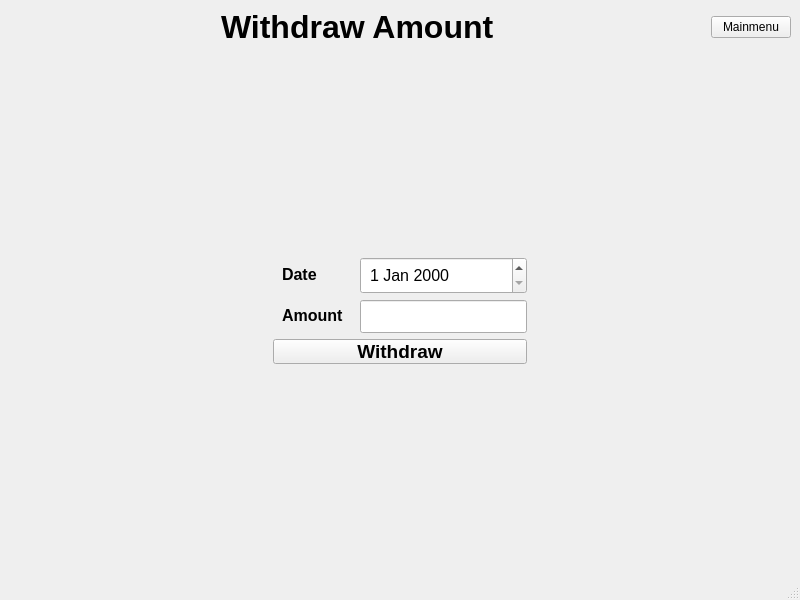
iamroHit12/BankMangement, file withdraw.ui: the form before one commit.
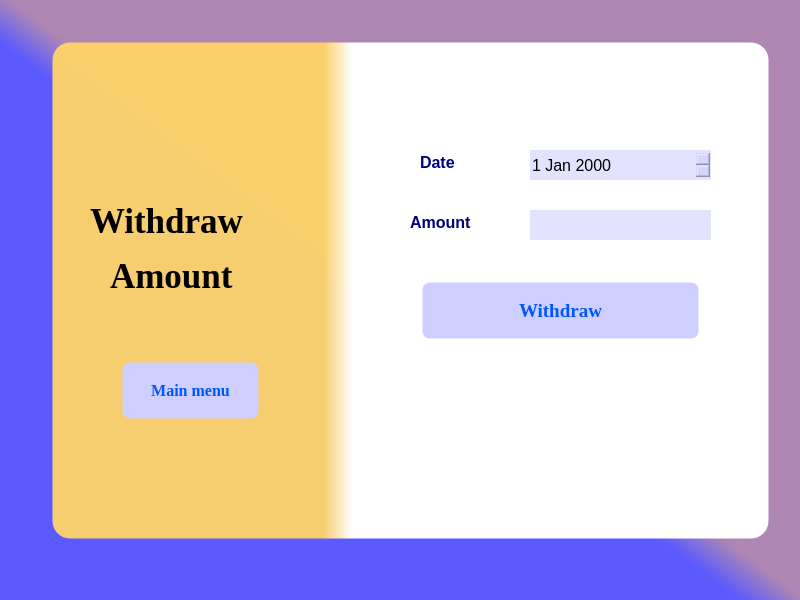
The form after the commit.

```diff
--- a/withdraw.ui
+++ b/withdraw.ui
@@ -13,119 +13,144 @@
   <property name="windowTitle">
    <string>MainWindow</string>
   </property>
+  <property name="styleSheet">
+   <string notr="true">background-color: qlineargradient(spread:pad, x1:0.433199, y1:0.506, x2:0.502, y2:0.437591, stop:0 rgba(90, 90, 255, 255), stop:0.606965 rgba(174, 135, 179, 255));</string>
+  </property>
   <widget class="QWidget" name="centralwidget">
-   <layout class="QVBoxLayout" name="verticalLayout_5">
-    <item>
-     <layout class="QHBoxLayout" name="horizontalLayout_3">
-      <item>
-       <spacer name="horizontalSpacer_4">
-        <property name="orientation">
-         <enum>Qt::Horizontal</enum>
-        </property>
-        <property name="sizeHint" stdset="0">
-         <size>
-          <width>40</width>
-          <height>20</height>
-         </size>
-        </property>
-       </spacer>
-      </item>
-      <item>
-       <widget class="QLabel" name="label">
-        <property name="font">
-         <font>
-          <pointsize>24</pointsize>
-          <weight>75</weight>
-          <bold>true</bold>
-         </font>
-        </property>
-        <property name="text">
-         <string>Withdraw Amount</string>
-        </property>
-       </widget>
-      </item>
-      <item>
-       <spacer name="horizontalSpacer_3">
-        <property name="orientation">
-         <enum>Qt::Horizontal</enum>
-        </property>
-        <property name="sizeHint" stdset="0">
-         <size>
-          <width>40</width>
-          <height>20</height>
-         </size>
-        </property>
-       </spacer>
-      </item>
-      <item>
-       <widget class="QPushButton" name="pushButton">
-        <property name="text">
-         <string>Mainmenu</string>
-        </property>
-       </widget>
-      </item>
-     </layout>
-    </item>
-    <item>
-     <spacer name="verticalSpacer">
-      <property name="orientation">
-       <enum>Qt::Vertical</enum>
-      </property>
-      <property name="sizeHint" stdset="0">
-       <size>
-        <width>20</width>
-        <height>171</height>
-       </size>
-      </property>
-     </spacer>
-    </item>
-    <item>
-     <widget class="QWidget" name="widget" native="true">
+   <widget class="QFrame" name="frame">
+    <property name="geometry">
+     <rect>
+      <x>50</x>
+      <y>40</y>
+      <width>721</width>
+      <height>501</height>
+     </rect>
+    </property>
       <property name="styleSheet">
-       <string notr="true">padding:200px;</string>
-      </property>
-      <layout class="QVBoxLayout" name="verticalLayout_4">
-       <item>
-        <layout class="QHBoxLayout" name="horizontalLayout_4">
-         <item>
-          <spacer name="horizontalSpacer">
-           <property name="orientation">
-            <enum>Qt::Horizontal</enum>
-           </property>
-           <property name="sizeHint" stdset="0">
-            <size>
-             <width>40</width>
-             <height>20</height>
-            </size>
-           </property>
-          </spacer>
-         </item>
-         <item>
-          <layout class="QVBoxLayout" name="verticalLayout_3">
-           <item>
-            <layout class="QHBoxLayout" name="horizontalLayout">
-             <item>
-              <layout class="QVBoxLayout" name="verticalLayout">
-               <item>
-                <widget class="QLabel" name="label_4">
-                 <property name="font">
-                  <font>
-                   <pointsize>12</pointsize>
-                   <weight>75</weight>
-                   <bold>true</bold>
-                  </font>
-                 </property>
-                 <property name="styleSheet">
-                  <string notr="true">padding:5px;
+     <string notr="true">border-width:5px;
+background-color: qlineargradient(spread:pad, x1:0.379124, y1:0.552, x2:0.418294, y2:0.552, stop:0 rgba(255, 213, 104, 241), stop:1 rgba(255, 255, 255, 255));
+border-style:solid;
+border-color:rgb(0,0,0,0);
+border-radius:20px;
 </string>
                  </property>
+    <property name="frameShape">
+     <enum>QFrame::StyledPanel</enum>
+    </property>
+    <property name="frameShadow">
+     <enum>QFrame::Raised</enum>
+    </property>
+    <widget class="QPushButton" name="pushButton">
+     <property name="geometry">
+      <rect>
+       <x>70</x>
+       <y>320</y>
+       <width>141</width>
+       <height>61</height>
+      </rect>
+     </property>
+     <property name="font">
+      <font>
+       <family>Times New Roman</family>
+       <pointsize>12</pointsize>
+       <weight>75</weight>
+       <bold>true</bold>
+      </font>
+     </property>
+     <property name="styleSheet">
+      <string notr="true">background-color: rgb(207, 207, 255);
+color: rgb(0, 85, 255);
+border-radius:10px;</string>
+     </property>
+     <property name="text">
+      <string>Main menu</string>
+     </property>
+    </widget>
+    <widget class="QLabel" name="label">
+     <property name="geometry">
+      <rect>
+       <x>40</x>
+       <y>140</y>
+       <width>221</width>
+       <height>81</height>
+      </rect>
+     </property>
+     <property name="font">
+      <font>
+       <family>Times New Roman</family>
+       <pointsize>26</pointsize>
+       <weight>75</weight>
+       <bold>true</bold>
+      </font>
+     </property>
+     <property name="styleSheet">
+      <string notr="true">border-width:0px;
+background:rgb(0,0,0,0)</string>
+     </property>
+     <property name="text">
+      <string>Withdraw</string>
+     </property>
+    </widget>
+    <widget class="QLabel" name="label_2">
+     <property name="geometry">
+      <rect>
+       <x>60</x>
+       <y>200</y>
+       <width>181</width>
+       <height>71</height>
+      </rect>
+     </property>
+     <property name="font">
+      <font>
+       <family>Times New Roman</family>
+       <pointsize>26</pointsize>
+       <weight>75</weight>
+       <bold>true</bold>
+      </font>
+     </property>
+     <property name="styleSheet">
+      <string notr="true">border-width:0px;
+background:rgb(0,0,0,0)</string>
+     </property>
+     <property name="text">
+      <string>Amount</string>
+     </property>
+    </widget>
+    <widget class="QLabel" name="label_3">
+     <property name="geometry">
+      <rect>
+       <x>370</x>
+       <y>110</y>
+       <width>47</width>
+       <height>24</height>
+      </rect>
+     </property>
+     <property name="font">
+      <font>
+       <pointsize>12</pointsize>
+       <weight>75</weight>
+       <bold>true</bold>
+      </font>
+     </property>
+     <property name="styleSheet">
+      <string notr="true">border-radius:0px;
+border:none;
+background:rgb(0,0,0,0);
+color:rgb(0, 0, 127)</string>
+     </property>
                  <property name="text">
                   <string>Date</string>
                  </property>
                 </widget>
-               </item>
-               <item>
-                <widget class="QLabel" name="label_5">
+    <widget class="QLabel" name="label_4">
+     <property name="geometry">
+      <rect>
+       <x>360</x>
+       <y>170</y>
+       <width>79</width>
+       <height>24</height>
+      </rect>
+     </property>
                  <property name="font">
                   <font>
                    <pointsize>12</pointsize>
@@ -134,96 +159,80 @@
                   </font>
                  </property>
                  <property name="styleSheet">
-                  <string notr="true">padding:5px;</string>
+      <string notr="true">border-radius:0px;
+border:none;
+background:rgb(0,0,0,0);
+color:rgb(0, 0, 127)</string>
                  </property>
                  <property name="text">
                   <string>Amount</string>
                  </property>
                 </widget>
-               </item>
-              </layout>
-             </item>
-             <item>
-              <layout class="QVBoxLayout" name="verticalLayout_2">
-               <item>
+    <widget class="QLineEdit" name="lineEdit">
+     <property name="geometry">
+      <rect>
+       <x>480</x>
+       <y>170</y>
+       <width>181</width>
+       <height>30</height>
+      </rect>
+     </property>
+     <property name="font">
+      <font>
+       <pointsize>12</pointsize>
+      </font>
+     </property>
+     <property name="styleSheet">
+      <string notr="true">background-color: rgb(201, 199, 255,0.5);
+border-width:0px;</string>
+     </property>
+    </widget>
                 <widget class="QDateEdit" name="dateEdit">
-                 <property name="font">
-                  <font>
-                   <pointsize>12</pointsize>
-                  </font>
-                 </property>
-                 <property name="styleSheet">
-                  <string notr="true">padding:5px;</string>
-                 </property>
-                </widget>
-               </item>
-               <item>
-                <widget class="QLineEdit" name="lineEdit_3">
+     <property name="geometry">
+      <rect>
+       <x>480</x>
+       <y>110</y>
+       <width>181</width>
+       <height>30</height>
+      </rect>
+     </property>
                  <property name="font">
                   <font>
                    <pointsize>12</pointsize>
                   </font>
                  </property>
                  <property name="styleSheet">
-                  <string notr="true">padding:5px;</string>
-                 </property>
-                </widget>
-               </item>
-              </layout>
-             </item>
-            </layout>
-           </item>
-           <item>
+      <string notr="true">background-color: rgb(201, 199, 255,0.5);
+border-width:0px;</string>
+     </property>
+    </widget>
             <widget class="QPushButton" name="pushButton_main">
+     <property name="geometry">
+      <rect>
+       <x>370</x>
+       <y>240</y>
+       <width>281</width>
+       <height>61</height>
+      </rect>
+     </property>
              <property name="font">
               <font>
+       <family>Times New Roman</family>
                <pointsize>14</pointsize>
                <weight>75</weight>
                <bold>true</bold>
               </font>
              </property>
              <property name="styleSheet">
-              <string notr="true">padding:0px;</string>
+      <string notr="true">background-color: rgb(207, 207, 255);
+color: rgb(0, 85, 255);
+border-radius:10px;</string>
              </property>
              <property name="text">
               <string>Withdraw</string>
              </property>
             </widget>
-           </item>
-          </layout>
-         </item>
-         <item>
-          <spacer name="horizontalSpacer_2">
-           <property name="orientation">
-            <enum>Qt::Horizontal</enum>
-           </property>
-           <property name="sizeHint" stdset="0">
-            <size>
-             <width>40</width>
-             <height>20</height>
-            </size>
-           </property>
-          </spacer>
-         </item>
-        </layout>
-       </item>
-      </layout>
-     </widget>
-    </item>
-    <item>
-     <spacer name="verticalSpacer_2">
-      <property name="orientation">
-       <enum>Qt::Vertical</enum>
-      </property>
-      <property name="sizeHint" stdset="0">
-       <size>
-        <width>20</width>
-        <height>170</height>
-       </size>
-      </property>
-     </spacer>
-    </item>
-   </layout>
+   </widget>
   </widget>
   <widget class="QMenuBar" name="menubar">
    <property name="geometry">
@@ -235,7 +244,6 @@
     </rect>
    </property>
   </widget>
-  <widget class="QStatusBar" name="statusbar"/>
  </widget>
  <resources/>
  <connections/>
```
Left out of the diff: 2 changed lines with no effect on the pictures. Lines whose indentation alone changed are shown as unchanged.
